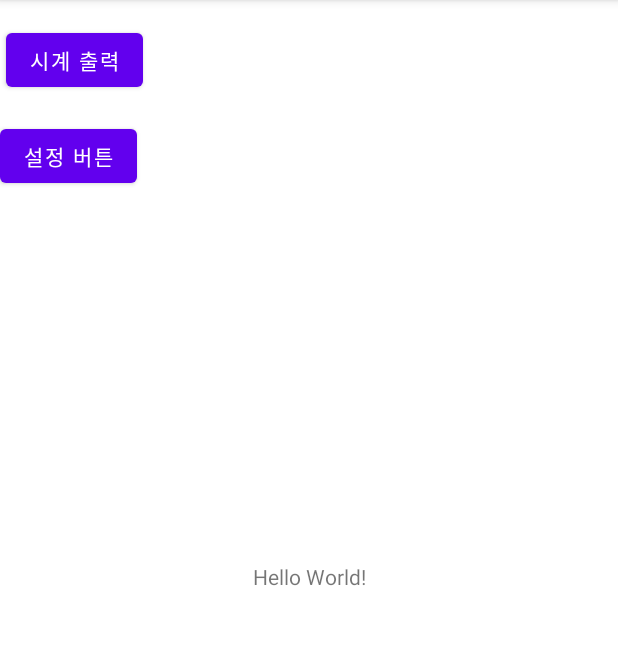
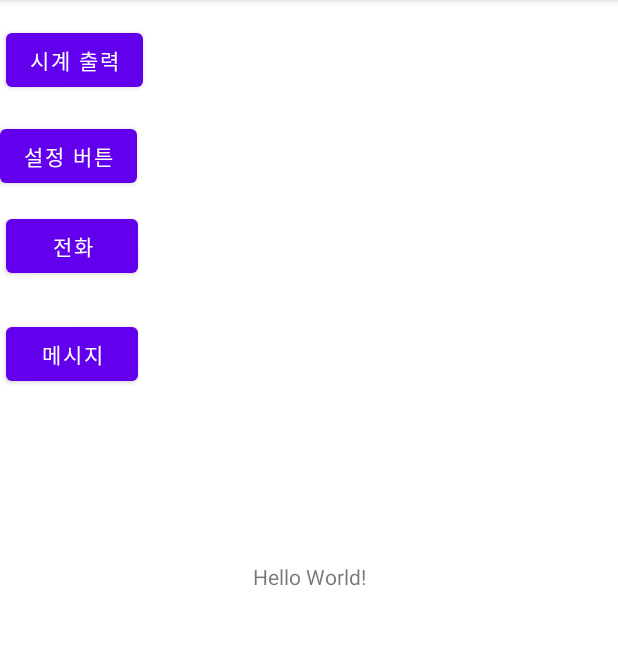
Before and after one commit to JongHoP/Gold_been_time, an Android app: the screen it shows after launch (MainActivity), on a phone screen of 412 x 824 dp, the part 84-729 px from its top. Run offline under Robolectric (Android 15) with nearby library versions, the light colour scheme and no system bars.

Commit message:
전화버튼, 메시지버튼 추가함. 전화버튼을 누르면 전화로 넘어가는데 메시지버튼은 아직 해결중임.

```diff
--- a/app/src/main/res/layout/activity_main.xml
+++ b/app/src/main/res/layout/activity_main.xml
@@ -45,4 +45,31 @@
         app:layout_constraintStart_toStartOf="parent"
         app:layout_constraintTop_toTopOf="parent"></Button>
 
+    <Button
+        android:id="@+id/contacts_btn"
+        android:layout_width="wrap_content"
+        android:layout_height="wrap_content"
+        android:layout_marginStart="4dp"
+        android:layout_marginTop="140dp"
+        android:clickable="true"
+        android:onClick="run_contacts"
+        android:text="전화"
+        app:layout_constraintStart_toStartOf="parent"
+        app:layout_constraintTop_toTopOf="parent"
+        app:layout_editor_absoluteX="0dp"
+        app:layout_editor_absoluteY="160dp"></Button>
+
+    <Button
+        android:id="@+id/message_btn"
+        android:layout_width="wrap_content"
+        android:layout_height="wrap_content"
+        android:layout_marginStart="4dp"
+        android:layout_marginTop="212dp"
+        app:layout_constraintStart_toStartOf="parent"
+        app:layout_constraintTop_toTopOf="parent"
+        android:text="메시지"
+        android:clickable="true"
+        android:onClick="run_message"></Button>
+
+
 </androidx.constraintlayout.widget.ConstraintLayout>
```
Also changed, not shown: app/src/main/java/com/example/project_ex/MainActivity.java (+23 -1 lines).
